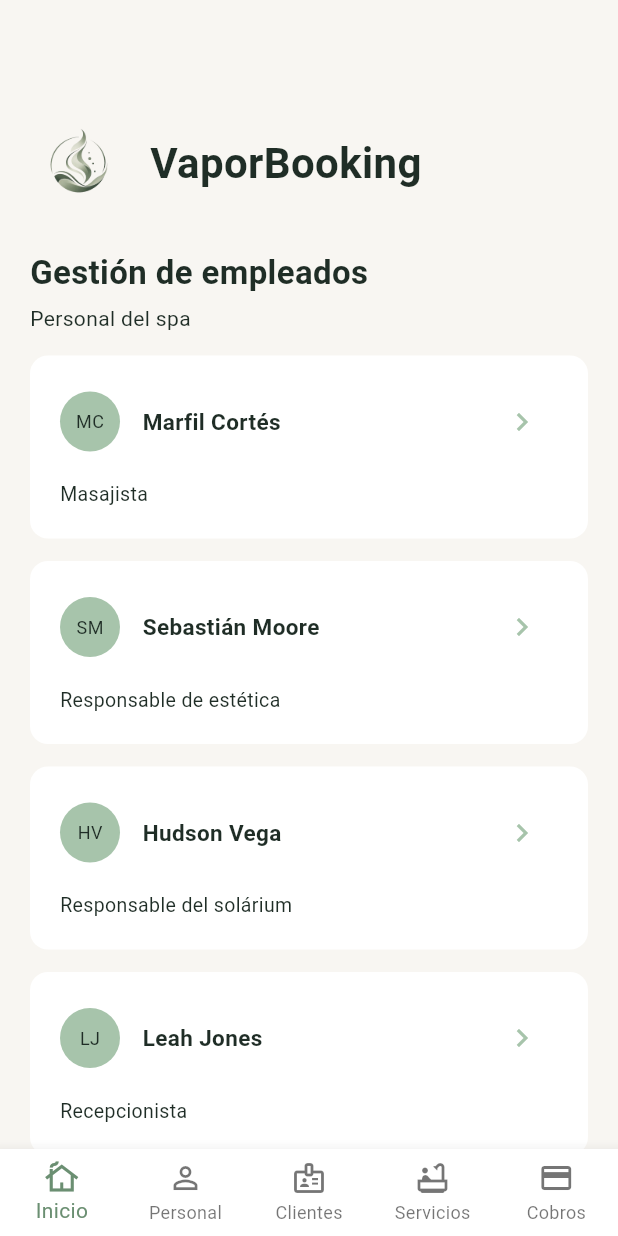
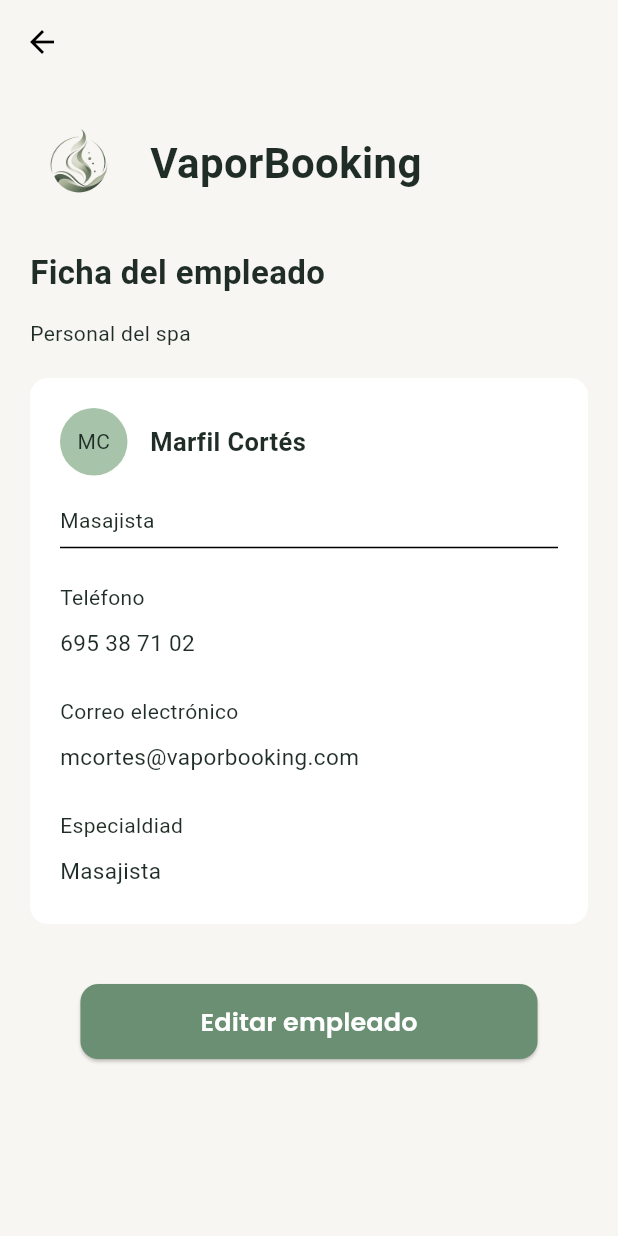
Before and after one commit to JordiCoso/VaporBooking, a Flutter app: the screen it shows after launch, after a tap on the "chevron right" icon, on a phone screen of 412 x 824 dp. Run offline on Flutter 3.47's test engine with Material 3 defaults, Android fonts, the phone set to English and light mode, and no system bars; our stand-ins replace google_fonts, shared_preferences, sqflite; accounts and stored records are empty.

Commit message:
creacion del formulario de empleados + los detalles de los empleados

```diff
--- /dev/null
+++ b/VaporBooking/lib/screens/admin_detalles_empleado.dart
@@ -0,0 +1,317 @@
+import 'package:flutter/material.dart';
+import 'package:vaporbooking/screens/admin_formulario_empleado.dart';
+import 'package:vaporbooking/widgets/boton_principal.dart';
+
+class AdminDetallesEmpleado extends StatelessWidget {
+  //variables con los datos q necesitamos mostrar
+  final String nombre;
+  final String apellidos;
+  final String iniciales;
+  final String puesto;
+  final String telefono;
+  final String correo;
+  final String especialidad;
+
+  const AdminDetallesEmpleado({
+    super.key,
+    required this.nombre,
+    required this.apellidos,
+    required this.iniciales,
+    required this.puesto,
+    required this.telefono,
+    required this.correo,
+    required this.especialidad,
+  });
+
+  @override
+  Widget build(BuildContext context) {
+    return Scaffold(
+      appBar: AppBar(
+        backgroundColor: Theme
+            .of(context)
+            .scaffoldBackgroundColor,
+      ),
+
+      body: SingleChildScrollView(
+        padding: EdgeInsets.all(20),
+
+        child: Column(
+          children: [
+            Row(
+              children: [
+                Image(
+                  image: AssetImage('images/logo_VaporBooking_SinFondo.png'),
+                  height: 65,
+                ),
+
+                SizedBox(width: 15),
+
+                Expanded(
+                  child: Text(
+                    'VaporBooking',
+                    style: TextStyle(
+                      fontSize: 28,
+                      fontWeight: FontWeight.bold,
+                      color: Theme
+                          .of(context)
+                          .textTheme
+                          .titleLarge
+                          ?.color,
+                    ),
+                  ),
+                ),
+              ],
+            ),
+
+            SizedBox(height: 25),
+
+            Align(
+              alignment: Alignment.centerLeft,
+              child: Text(
+                'Ficha del empleado',
+                style: TextStyle(
+                  fontSize: 22,
+                  fontWeight: FontWeight.bold,
+                  color: Theme
+                      .of(context)
+                      .textTheme
+                      .titleLarge
+                      ?.color,
+                ),
+              ),
+            ),
+
+            SizedBox(height: 15),
+
+            Align(
+              alignment: Alignment.centerLeft,
+              child: Text(
+                'Personal del spa',
+                style: TextStyle(
+                  fontSize: 14,
+                  color: Theme
+                      .of(context)
+                      .textTheme
+                      .titleLarge
+                      ?.color,
+                ),
+              ),
+            ),
+
+            SizedBox(height: 20),
+
+            Row(
+              children: [
+                Expanded(
+                  child: Container(
+                    padding: EdgeInsets.all(20),
+
+                    decoration: BoxDecoration(
+                      color: Theme
+                          .of(context)
+                          .colorScheme
+                          .surface,
+                      borderRadius: BorderRadius.circular(12),
+                    ),
+
+                    child: Column(
+                      children: [
+                        Row(
+                          children: [
+                            Container(
+                              height: 45,
+                              width: 45,
+                              decoration: BoxDecoration(
+                                color: Theme
+                                    .of(context)
+                                    .colorScheme
+                                    .secondary,
+                                borderRadius: BorderRadius.circular(50),
+                              ),
+
+                              child: Center(
+                                child: Text(
+                                  iniciales,
+                                  style: TextStyle(
+                                    fontSize: 14,
+                                    color: Theme
+                                        .of(context)
+                                        .textTheme
+                                        .titleLarge
+                                        ?.color,
+                                  ),
+                                ),
+                              ),
+                            ),
+
+                            SizedBox(width: 15),
+
+                            Expanded(
+                              child: Text(
+                                '$nombre $apellidos',
+                                style: TextStyle(
+                                  fontSize: 17,
+                                  fontWeight: FontWeight.bold,
+                                  color: Theme
+                                      .of(context)
+                                      .textTheme
+                                      .titleLarge
+                                      ?.color,
+                                ),
+                              ),
+                            ),
+                          ],
+                        ),
+
+                        SizedBox(height: 20),
+
+                        Align(
+                          alignment: Alignment.centerLeft,
+                          child: Text(
+                            puesto,
+                            style: TextStyle(
+                              fontSize: 14,
+                              color: Theme
+                                  .of(context)
+                                  .textTheme
+                                  .titleLarge
+                                  ?.color,
+                            ),
+                          ),
+                        ),
+
+                        Divider(),
+
+                        SizedBox(height: 15),
+
+                        Align(
+                          alignment: Alignment.centerLeft,
+                          child: Text(
+                            'Teléfono',
+                            style: TextStyle(
+                              fontSize: 14,
+                              color: Theme
+                                  .of(context)
+                                  .textTheme
+                                  .titleLarge
+                                  ?.color,
+                            ),
+                          ),
+                        ),
+
+                        SizedBox(height: 10),
+
+                        Align(
+                          alignment: Alignment.centerLeft,
+                          child: Text(
+                            telefono,
+                            style: TextStyle(
+                              fontSize: 15,
+                              color: Theme
+                                  .of(context)
+                                  .textTheme
+                                  .titleLarge
+                                  ?.color,
+                            ),
+                          ),
+                        ),
+
+                        SizedBox(height: 25),
+
+                        Align(
+                          alignment: Alignment.centerLeft,
+                          child: Text(
+                            'Correo electrónico',
+                            style: TextStyle(
+                              fontSize: 14,
+                              color: Theme
+                                  .of(context)
+                                  .textTheme
+                                  .titleLarge
+                                  ?.color,
+                            ),
+                          ),
+                        ),
+
+                        SizedBox(height: 10),
+
+                        Align(
+                          alignment: Alignment.centerLeft,
+                          child: Text(
+                            correo,
+                            style: TextStyle(
+                              fontSize: 15,
+                              color: Theme
+                                  .of(context)
+                                  .textTheme
+                                  .titleLarge
+                                  ?.color,
+                            ),
+                          ),
+                        ),
+
+                        SizedBox(height: 25),
+
+                        Align(
+                          alignment: Alignment.centerLeft,
+                          child: Text(
+                            'Especialdiad',
+                            style: TextStyle(
+                              fontSize: 14,
+                              color: Theme
+                                  .of(context)
+                                  .textTheme
+                                  .titleLarge
+                                  ?.color,
+                            ),
+                          ),
+                        ),
+
+                        SizedBox(height: 10),
+
+                        Align(
+                          alignment: Alignment.centerLeft,
+                          child: Text(
+                            especialidad,
+                            style: TextStyle(
+                              fontSize: 15,
+                              color: Theme
+                                  .of(context)
+                                  .textTheme
+                                  .titleLarge
+                                  ?.color,
+                            ),
+                          ),
+                        ),
+
+                        SizedBox(height: 5),
+                      ],
+                    ),
+                  ),
+                ),
+              ],
+            ),
+
+            SizedBox(height: 40),
+
+            BotonPrincipal(
+              texto: 'Editar empleado',
+              pulsar: () {
+                Navigator.push(context, MaterialPageRoute(
+                    builder: (context) =>
+                        AdminFormularioEmpleado(nombre: nombre,
+                          apellidos: apellidos,
+                          correo: correo,
+                          especialidad: especialidad,
+                        ),
+                ),
+                );
+
+              },
+            ),
+          ],
+        ),
+      ),
+    );
+  }
+}
--- a/VaporBooking/lib/screens/admin_personal.dart
+++ b/VaporBooking/lib/screens/admin_personal.dart
@@ -1,4 +1,5 @@
 import 'package:flutter/material.dart';
+import 'package:vaporbooking/screens/admin_detalles_empleado.dart';
 import 'package:vaporbooking/widgets/barra_navegacion_admin.dart';
 import 'package:vaporbooking/widgets/boton_principal.dart';
 
@@ -18,7 +19,6 @@ class _AdminPersonalState extends State<AdminPersonal> {
   @override
   Widget build(BuildContext context) {
     return Scaffold(
-
       appBar: AppBar(
         backgroundColor: Theme.of(context).scaffoldBackgroundColor,
       ),
@@ -134,10 +134,24 @@ class _AdminPersonalState extends State<AdminPersonal> {
 
                             IconButton(
                               onPressed: () {
-                                //TODO pantalla con los detalles del empleado
+                                Navigator.push(
+                                  context,
+                                  MaterialPageRoute(
+                                    builder: (context) => AdminDetallesEmpleado(
+                                      nombre: 'Marfil',
+                                      apellidos: 'Cortés',
+                                      iniciales: 'MC',
+                                      puesto: 'Masajista',
+                                      telefono: '695 38 71 02',
+                                      correo: 'mcortes@vaporbooking.com',
+                                      especialidad: 'Masajista',
+                                    ),
+                                  ),
+                                );
                               },
                               icon: Icon(
-                                opcionesIconos[ListaIconos.flechaPequenaDerecha],
+                                opcionesIconos[ListaIconos
+                                    .flechaPequenaDerecha],
                                 color: Theme.of(context).colorScheme.secondary,
                               ),
                             ),
@@ -222,10 +236,24 @@ class _AdminPersonalState extends State<AdminPersonal> {
 
                             IconButton(
                               onPressed: () {
-                                //TODO pantalla con los detalles del empleado
+                                Navigator.push(
+                                  context,
+                                  MaterialPageRoute(
+                                    builder: (context) => AdminDetallesEmpleado(
+                                      nombre: 'Sebastián',
+                                      apellidos: 'Moore',
+                                      iniciales: 'SM',
+                                      puesto: 'Responsable de estética',
+                                      telefono: '634 01 02 79',
+                                      correo: 'smoore@vaporbooking.com',
+                                      especialidad: 'Estética',
+                                    ),
+                                  ),
+                                );
                               },
                               icon: Icon(
-                                opcionesIconos[ListaIconos.flechaPequenaDerecha],
+                                opcionesIconos[ListaIconos
+                                    .flechaPequenaDerecha],
                                 color: Theme.of(context).colorScheme.secondary,
                               ),
                             ),
@@ -310,10 +338,24 @@ class _AdminPersonalState extends State<AdminPersonal> {
 
                             IconButton(
                               onPressed: () {
-                                //TODO pantalla con los detalles del empleado
+                                Navigator.push(
+                                  context,
+                                  MaterialPageRoute(
+                                    builder: (context) => AdminDetallesEmpleado(
+                                      nombre: 'Hudson',
+                                      apellidos: 'Vega',
+                                      iniciales: 'HV',
+                                      puesto: 'Responsable del solárium',
+                                      telefono: '602 47 65 38',
+                                      correo: 'hvega@vaporbooking.com',
+                                      especialidad: 'Solárium',
+                                    ),
+                                  ),
+                                );
                               },
                               icon: Icon(
-                                opcionesIconos[ListaIconos.flechaPequenaDerecha],
+                                opcionesIconos[ListaIconos
+                                    .flechaPequenaDerecha],
                                 color: Theme.of(context).colorScheme.secondary,
                               ),
                             ),
@@ -398,10 +440,24 @@ class _AdminPersonalState extends State<AdminPersonal> {
 
                             IconButton(
                               onPressed: () {
-                                //TODO pantalla con los detalles del empleado
+                                Navigator.push(
+                                  context,
+                                  MaterialPageRoute(
+                                    builder: (context) => AdminDetallesEmpleado(
+                                      nombre: 'Leah',
+                                      apellidos: 'Jones',
+                                      iniciales: 'LJ',
+                                      puesto: 'Recepcionista',
+                                      telefono: '689 54 37 50',
+                                      correo: 'ljones@vaporbooking.com',
+                                      especialidad: 'Recepcionista',
+                                    ),
+                                  ),
+                                );
                               },
                               icon: Icon(
-                                opcionesIconos[ListaIconos.flechaPequenaDerecha],
+                                opcionesIconos[ListaIconos
+                                    .flechaPequenaDerecha],
                                 color: Theme.of(context).colorScheme.secondary,
                               ),
                             ),
```
Also changed, not shown: VaporBooking/lib/screens/admin_formulario_empleado.dart (added, +197 -0 lines).
